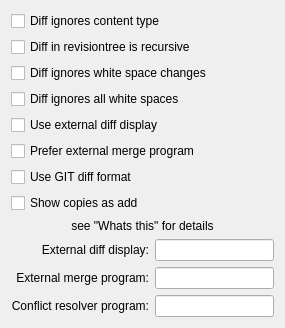
Old version of the form src/settings/diffmergesettings.ui in the repository KDE/kdesvn.
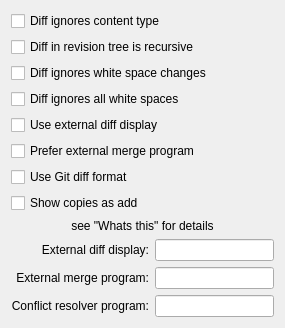
New version of the form. Custom widgets are drawn as their Qt base class.

What changed in the file:
```diff
--- a/src/settings/diffmergesettings.ui
+++ b/src/settings/diffmergesettings.ui
@@ -24,7 +24,7 @@
    <item>
     <widget class="QCheckBox" name="kcfg_tree_diff_rec">
      <property name="text">
-      <string>Diff in revisiontree is recursive</string>
+      <string>Diff in revision tree is recursive</string>
      </property>
     </widget>
    </item>
@@ -65,7 +65,7 @@
    <item>
     <widget class="QCheckBox" name="kcfg_diff_gitformat_default">
      <property name="text">
-      <string>Use GIT diff format</string>
+      <string>Use Git diff format</string>
      </property>
     </widget>
    </item>
```
Left out of the diff: 2 changed lines with no effect on the pictures.
